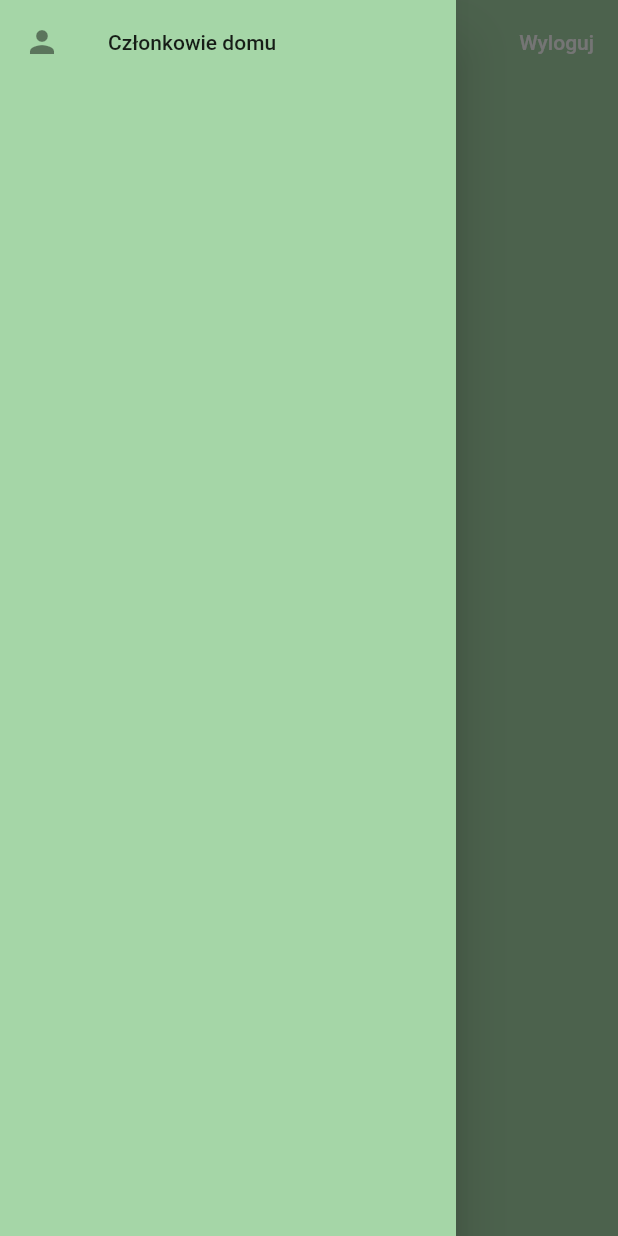
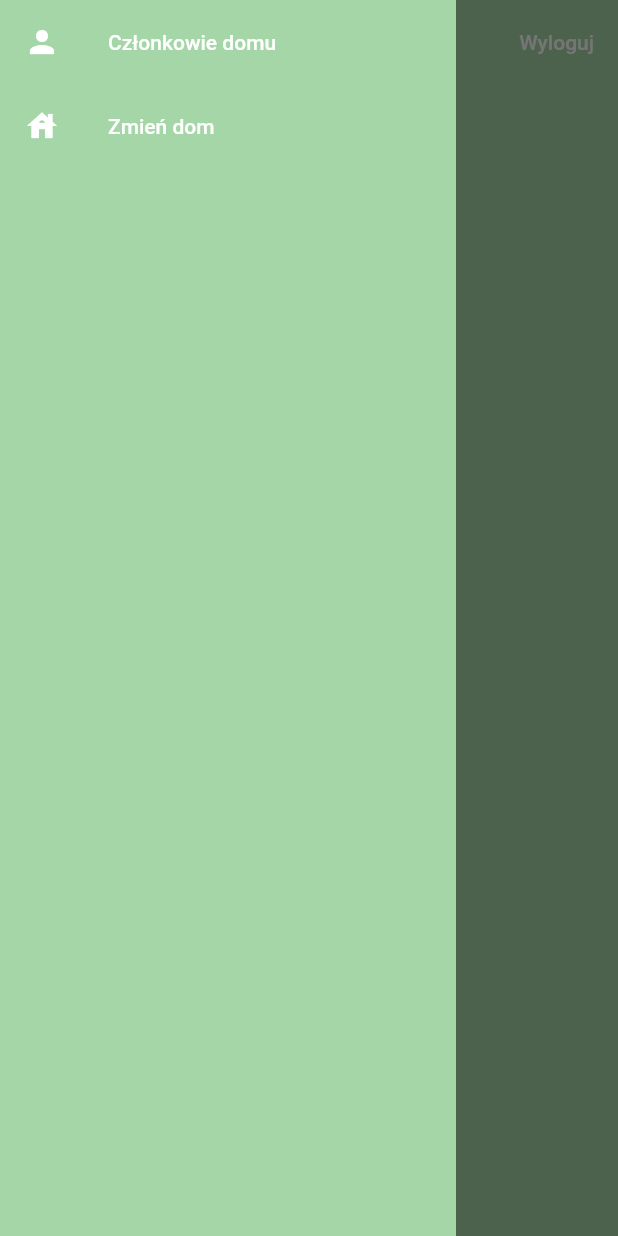
Before and after one commit to drekyyy/flutter_firebase_auth, a Flutter app: the screen it shows once a user with an empty profile is signed in, with the side drawer open, on a phone screen of 412 x 824 dp. Run offline on Flutter 3.47's test engine with Material 2 defaults, Android fonts, the light colour scheme and no system bars; our stand-ins replace cloud_firestore, firebase_auth, firebase_core, flutter_spinkit; accounts and stored records are empty.

Commit message:
feat(change_house_page): change house id of logged in user with validation client/server side

```diff
--- a/lib/screens/user/home_page/components/hamburger_menu.dart
+++ b/lib/screens/user/home_page/components/hamburger_menu.dart
@@ -1,5 +1,6 @@
 import 'package:flutter/material.dart';
 
+import '../../change_house_page/change_house_page.dart';
 import '../../settings_page/settings_page.dart';
 
 class HamburgerMenu extends StatelessWidget {
@@ -11,14 +12,27 @@ class HamburgerMenu extends StatelessWidget {
         child: ListView(
       children: [
         ListTile(
-            leading: Icon(Icons.person),
-            title: Text('Członkowie domu'),
+            iconColor: Colors.white,
+            textColor: Colors.white,
+            leading: const Icon(Icons.person),
+            title: const Text('Członkowie domu'),
             onTap: () {
               Navigator.push(
                   context,
                   MaterialPageRoute(
                       builder: (context) => const SettingsPage()));
             }),
+        ListTile(
+            iconColor: Colors.white,
+            textColor: Colors.white,
+            leading: const Icon(Icons.house),
+            title: const Text('Zmień dom'),
+            onTap: () {
+              Navigator.push(
+                  context,
+                  MaterialPageRoute(
+                      builder: (context) => const ChangeHousePage()));
+            }),
       ],
     ));
   }
--- a/lib/screens/user/home_page/home_page.dart
+++ b/lib/screens/user/home_page/home_page.dart
@@ -14,20 +14,7 @@ class HomePage extends StatelessWidget {
 
     return Scaffold(
         drawer: HamburgerMenu(),
-        appBar: AppBar(
-            //elevation: 0,
-            //leading: HamburgerMenu()
-            // ElevatedButton(
-            //   child: const Icon(Icons.person),
-            //   onPressed: () {
-            //     Navigator.push(
-            //         context,
-            //         MaterialPageRoute(
-            //             builder: (context) => const SettingsPage()));
-            //   },
-            // )
-
-            actions: <Widget>[
+        appBar: AppBar(actions: <Widget>[
           ElevatedButton(
             child: const Text("Wyloguj"),
             onPressed: () {
--- a/lib/theme/custom_theme.dart
+++ b/lib/theme/custom_theme.dart
@@ -9,7 +9,7 @@ class CustomTheme {
           AppBarTheme(backgroundColor: Colors.green.shade200, elevation: 0),
       textTheme: TextTheme(
           bodyText2: TextStyle(color: Colors.green.shade200),
-          subtitle1: TextStyle(color: Colors.green.shade200)),
+          subtitle1: TextStyle(color: Color.fromARGB(255, 165, 214, 167))),
       inputDecorationTheme: const InputDecorationTheme(
           labelStyle: TextStyle(color: Color.fromARGB(255, 165, 214, 167)),
           filled: true,
@@ -27,6 +27,7 @@ class CustomTheme {
             backgroundColor:
                 MaterialStateProperty.all<Color>(Colors.green.shade200)),
       ),
+      drawerTheme: const DrawerThemeData(elevation: 0),
     );
   }
 }
```
Also changed, not shown: lib/screens/user/change_house_page/change_house_page.dart (added, +85 -0 lines), lib/services/database_service.dart (+18 -0 lines). Lines whose indentation alone changed are shown as unchanged.
